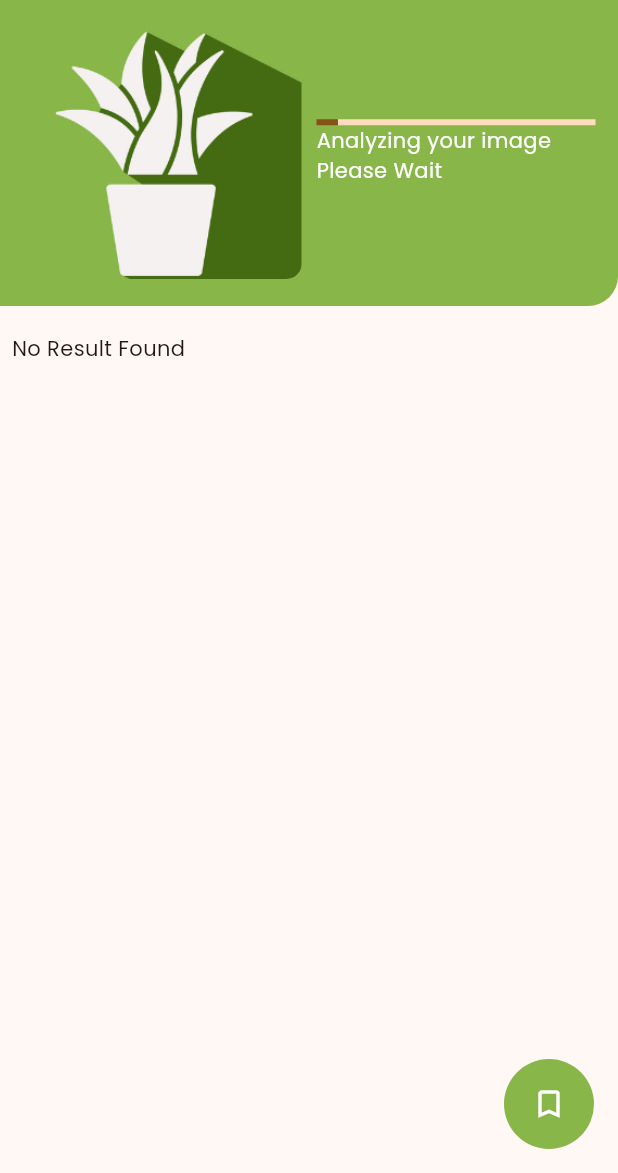
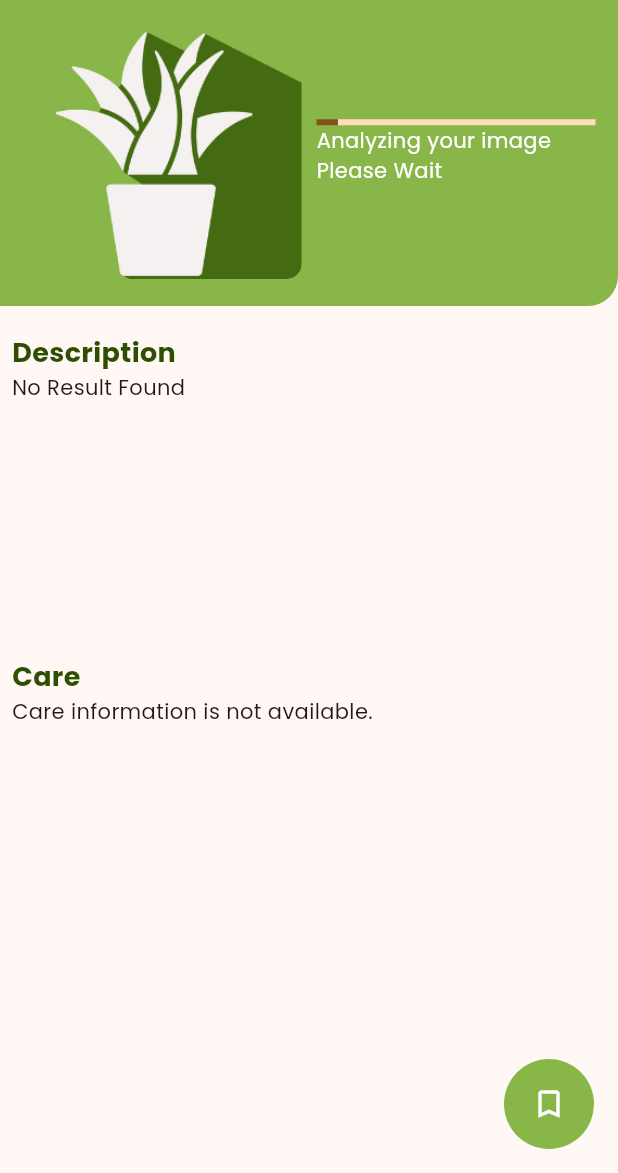
Before and after one commit to j4yeleazar/Ornamental-code, a Flutter app: the ShowResult screen opened directly with empty values, on a phone screen of 412 x 824 dp, the part 63-1236 px from its top. Run offline on Flutter 3.47's test engine with Material 3 defaults, Android fonts, the phone set to English and light mode, and no system bars; our stand-ins replace cloud_firestore, firebase_auth, firebase_core, firebase_storage, fluttertoast, google_fonts and 6 more; missing offline and left inert: flutter_tflite; accounts and stored records are empty.

Commit message:
initial commit

```diff
--- a/lib/widget/pantpageview.dart
+++ b/lib/widget/pantpageview.dart
@@ -38,7 +38,20 @@ class _PageViewPlantState extends State<PageViewPlant> {
     return Padding(
       padding: const EdgeInsets.all(8.0),
       child: Column(
+        crossAxisAlignment: CrossAxisAlignment.start,
         children: [
+          // Description Section
+          const Align(
+            alignment: Alignment.centerLeft,
+            child: Text(
+              "Description",
+              style: TextStyle(
+                fontSize: 18,
+                fontWeight: FontWeight.bold,
+                color: Color.fromARGB(255, 46, 78, 2),
+              ),
+            ),
+          ),
           SizedBox(
             width: widget.widthsize,
             height: 160,
@@ -51,6 +64,30 @@ class _PageViewPlantState extends State<PageViewPlant> {
                 : const Text("No Result Found"),
           ),
           const SizedBox(height: 30),
+
+          // Care Section
+          const Align(
+            alignment: Alignment.centerLeft,
+            child: Text(
+              "Care",
+              style: TextStyle(
+                fontSize: 18,
+                fontWeight: FontWeight.bold,
+                color: Color.fromARGB(255, 46, 78, 2),
+              ),
+            ),
+          ),
+          SizedBox(
+            width: widget.widthsize,
+            height: 160,
+            child: widget._result != null && widget._result!.isNotEmpty
+                ? plantCare(
+                    widget._result!.first['label']
+                        .toString()
+                        .replaceFirst(RegExp(r'^\d+\s*'), ''),
+                  )
+                : const Text("Care information is not available."),
+          ),
         ],
       ),
     );
```
Also changed, not shown: lib/page/savepage.dart (+12 -2 lines), lib/utils/functions.dart (+110 -55 lines), lib/widget/carecard.dart (added, +62 -0 lines).
